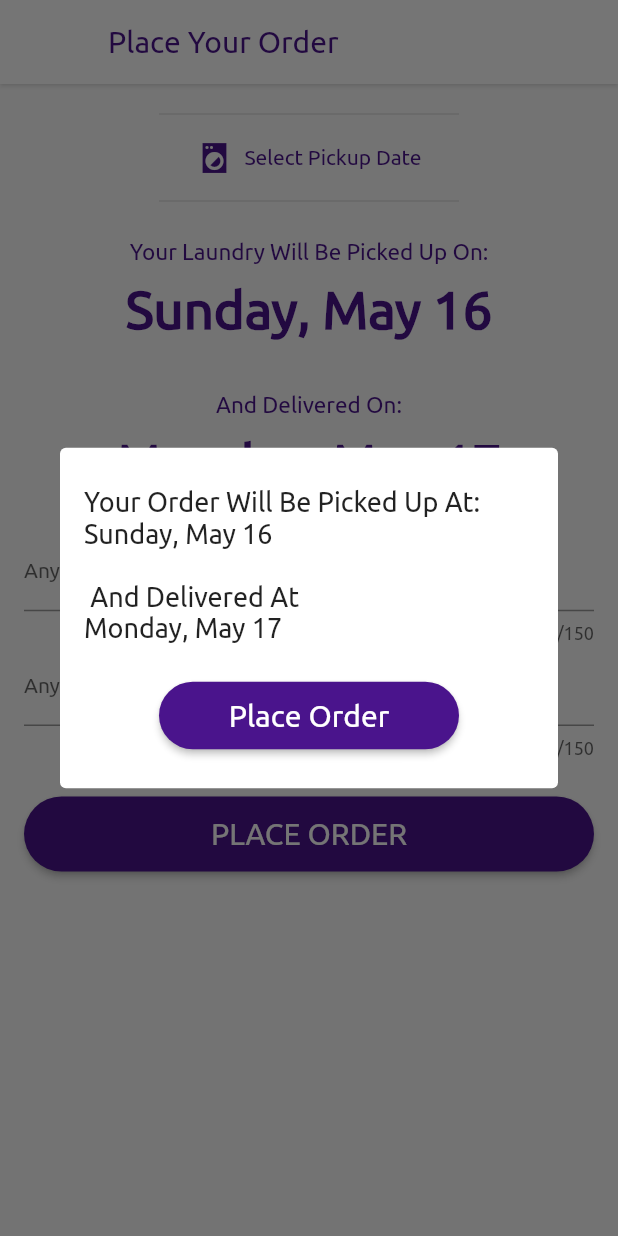
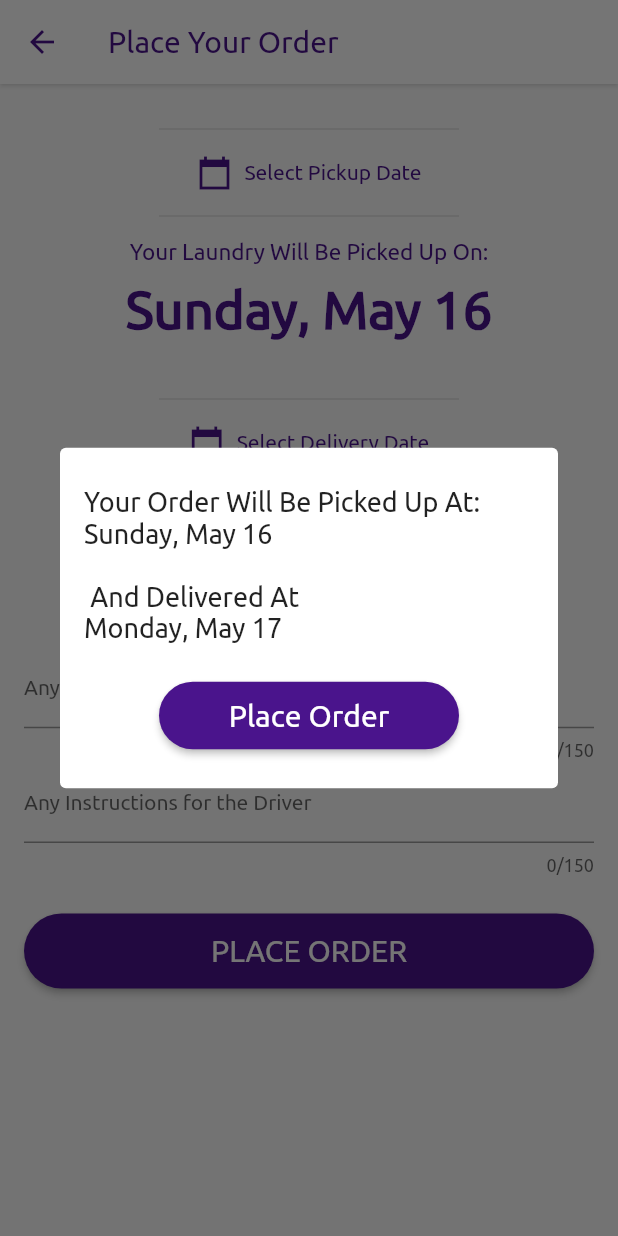
Before and after one commit to arunabhdas/dhobi_app, a Flutter app: the CustomOrderScreen screen opened directly, after a tap on "PLACE ORDER", on a phone screen of 412 x 824 dp. Run offline on Flutter 3.47's test engine with Material 2 defaults, Android fonts, the phone set to English and light mode, and no system bars; our stand-ins replace cloud_firestore, connectivity, firebase_auth, firebase_core, firebase_database, firebase_storage and 3 more; accounts and stored records are empty.

Commit message:
Updated the Home Tab, Selectable Delivery and Pickup Dates

```diff
--- a/lib/main.dart
+++ b/lib/main.dart
@@ -22,6 +22,11 @@ class MyApp extends StatelessWidget {
         primarySwatch: Colors.grey,
         primaryColor: Colors.purple[900],
         visualDensity: VisualDensity.adaptivePlatformDensity,
+        appBarTheme: AppBarTheme(
+          iconTheme: IconThemeData(
+            color: Colors.purple[900],
+          ),
+        ),
       ),
       initialRoute: FirebaseAuth.instance.currentUser == null
           ? LoginPage.id
--- a/lib/screens/custom_order_screen.dart
+++ b/lib/screens/custom_order_screen.dart
@@ -13,6 +13,18 @@ class CustomOrderScreen extends StatefulWidget {
 }
 
 class _CustomOrderScreenState extends State<CustomOrderScreen> {
+  final GlobalKey<ScaffoldState> scaffoldKey = new GlobalKey<ScaffoldState>();
+  void showSnackBar(String title) {
+    final snackbar = SnackBar(
+      content: Text(
+        title,
+        textAlign: TextAlign.center,
+        style: TextStyle(fontSize: 15),
+      ),
+    );
+    ScaffoldMessenger.of(context).showSnackBar(snackbar);
+  }
+
   TextEditingController instructionFieldController = TextEditingController();
   TextEditingController driverFieldController = TextEditingController();
   String buttonText = 'Select Date';
@@ -23,6 +35,13 @@ class _CustomOrderScreenState extends State<CustomOrderScreen> {
       (DateTime.now().weekday != 5)
           ? DateTime.now().day + 1
           : DateTime.now().day + 2);
+
+  DateTime selectedDeliveryDate = DateTime(
+      DateTime.now().year,
+      DateTime.now().month,
+      (DateTime.now().weekday != 5)
+          ? DateTime.now().day + 2
+          : DateTime.now().day + 3);
 
   DateTime nextDate = DateTime(
       DateTime.now().year,
@@ -35,6 +54,10 @@ class _CustomOrderScreenState extends State<CustomOrderScreen> {
     return buildMaterialDatePicker(context);
   }
 
+  _selectPickupDate(BuildContext context) async {
+    return buildMaterialDeliveryDatePicker(context);
+  }
+
   FirebaseFirestore firestore = FirebaseFirestore.instance;
 
   void createLaundryRequest() {
@@ -44,11 +67,7 @@ class _CustomOrderScreenState extends State<CustomOrderScreen> {
         .add({
           'created_at': DateTime.now().toString(),
           'pickupDate': selectedPickupDate.toString(),
-          'deliveryDate': selectedPickupDate
-              .add((selectedPickupDate.weekday != 5)
-                  ? Duration(days: 1)
-                  : Duration(days: 2))
-              .toString(),
+          'deliveryDate': selectedDeliveryDate.toString(),
           'userId': currentUserInfo.id,
           'userFullName': currentUserInfo.fullName,
           'userPhone': currentUserInfo.phone,
@@ -91,8 +110,40 @@ class _CustomOrderScreenState extends State<CustomOrderScreen> {
       });
   }
 
+  /// Material Picker
+  buildMaterialDeliveryDatePicker(BuildContext context) async {
+    final DateTime picked = await showDatePicker(
+      helpText: 'Select Delivery Date',
+      context: context,
+      selectableDayPredicate: (date) {
+        if (date.weekday == 6 ||
+            date.isBefore(nextDate.add(Duration(days: 1)))) {
+          return false;
+        }
+        return true;
+      },
+      initialDate: selectedDeliveryDate,
+      firstDate: DateTime(DateTime.now().year),
+      lastDate: DateTime(DateTime.now().year + 1),
+      builder: (context, child) {
+        return Theme(
+          data: ThemeData.dark(),
+          child: child,
+        );
+      },
+    );
+    if (picked != null && picked != selectedPickupDate)
+      setState(() {
+        selectedDeliveryDate = picked;
+      });
+  }
+
   void openDateChanger() {
     _selectDate(context);
+  }
+
+  void openPickupDateChanger() {
+    _selectPickupDate(context);
   }
 
   @override
@@ -100,6 +151,7 @@ class _CustomOrderScreenState extends State<CustomOrderScreen> {
     return GestureDetector(
       onTap: () => FocusScope.of(context).requestFocus(new FocusNode()),
       child: Scaffold(
+        key: scaffoldKey,
         appBar: AppBar(
           elevation: 1,
           shadowColor: Colors.black45,
@@ -115,11 +167,11 @@ class _CustomOrderScreenState extends State<CustomOrderScreen> {
               child: Column(
                 mainAxisSize: MainAxisSize.min,
                 children: [
-                  SizedBox(height: 15),
+                  SizedBox(height: 25),
                   Container(height: 10, width: 200, child: BrandDivider()),
                   TextButton.icon(
                     onPressed: () => _selectDate(context),
-                    icon: Icon(Icons.local_laundry_service_sharp,
+                    icon: Icon(Icons.calendar_today_sharp,
                         color: Colors.purple[900]),
                     label: Text(
                       "Select Pickup Date",
@@ -128,7 +180,7 @@ class _CustomOrderScreenState extends State<CustomOrderScreen> {
                   ),
                   Container(height: 10, width: 200, child: BrandDivider()),
                   SizedBox(
-                    height: 20,
+                    height: 10,
                   ),
                   Text(
                     'Your Laundry Will Be Picked Up On:',
@@ -151,6 +203,20 @@ class _CustomOrderScreenState extends State<CustomOrderScreen> {
                   SizedBox(
                     height: 35.0,
                   ),
+                  Container(height: 10, width: 200, child: BrandDivider()),
+                  TextButton.icon(
+                    onPressed: () => _selectPickupDate(context),
+                    icon: Icon(Icons.calendar_today_sharp,
+                        color: Colors.purple[900]),
+                    label: Text(
+                      "Select Delivery Date",
+                      style: TextStyle(color: Colors.purple[900]),
+                    ),
+                  ),
+                  Container(height: 10, width: 200, child: BrandDivider()),
+                  SizedBox(
+                    height: 10,
+                  ),
                   Text(
                     'And Delivered On:',
                     style: TextStyle(
@@ -160,7 +226,7 @@ class _CustomOrderScreenState extends State<CustomOrderScreen> {
                   ),
                   SizedBox(height: 10),
                   Text(
-                    '${DateFormat('EEEE, MMMM d').format(selectedPickupDate.add((selectedPickupDate.weekday != 5) ? Duration(days: 1) : Duration(days: 2)))}',
+                    '${DateFormat('EEEE, MMMM d').format(selectedDeliveryDate)}',
                     style: TextStyle(
                       fontSize: 35,
                       fontWeight: FontWeight.bold,
@@ -211,7 +277,13 @@ class _CustomOrderScreenState extends State<CustomOrderScreen> {
                   LargeButton(
                       title: 'PLACE ORDER',
                       color: Colors.purple[900],
-                    onPressed: () => showDialog(
+                      onPressed: () {
+                        if (selectedDeliveryDate.isBefore(
+                            selectedPickupDate.add(Duration(days: 1)))) {
+                          showSnackBar('Invalid Date Range');
+                          return;
+                        }
+                        showDialog(
                           context: context,
                           builder: (BuildContext context) {
                             return OurDialog(
@@ -219,13 +291,18 @@ class _CustomOrderScreenState extends State<CustomOrderScreen> {
                                   'Your Order Will Be Picked Up At: ${DateFormat('EEEE, MMMM d').format(selectedPickupDate)} \n\n And Delivered At \n${DateFormat('EEEE, MMMM d').format(selectedPickupDate.add((selectedPickupDate.weekday != 5) ? Duration(days: 1) : Duration(days: 2)))}',
                               buttonText: 'Place Order',
                               onTapped: () {
+                                if (selectedDeliveryDate.isBefore(
+                                    selectedPickupDate
+                                        .add(Duration(days: 1)))) {
+                                  showSnackBar('Invalid Date Range');
+                                }
                                 createLaundryRequest();
                                 Navigator.pop(context);
                               },
                             );
                           },
-                    ),
-                  ),
+                        );
+                      }),
                 ],
               )),
         ),
--- a/lib/screens/main_page.dart
+++ b/lib/screens/main_page.dart
@@ -1,6 +1,6 @@
 import 'package:dhobi_app/helpers/helpermethods.dart';
+import 'package:dhobi_app/screens/custom_order_screen.dart';
 import 'package:dhobi_app/tabs/history_tab.dart';
-import 'package:dhobi_app/tabs/home_tab.dart';
 import 'package:dhobi_app/tabs/info_tab.dart';
 import 'package:dhobi_app/tabs/settings_tab.dart';
 import 'package:flutter/material.dart';
@@ -29,7 +29,6 @@ class _MainPageState extends State<MainPage>
     super.initState();
     tabController = TabController(length: 4, vsync: this);
     HelperMethods.getCurrentUserInfo();
-    //HelperMethods.getProfilePictureLink();
   }
 
   @override
@@ -47,7 +46,7 @@ class _MainPageState extends State<MainPage>
           physics: NeverScrollableScrollPhysics(),
           controller: tabController,
           children: [
-            HomeTab(),
+            CustomOrderScreen(),
             HistoryTab(),
             InfoTab(),
             SettingsTab(),
```
Also changed, not shown: lib/tabs/history_tab.dart (+4 -6 lines), pubspec.yaml (+4 -4 lines), pubspec.lock, 1 other file. Lines whose indentation alone changed are shown as unchanged.
